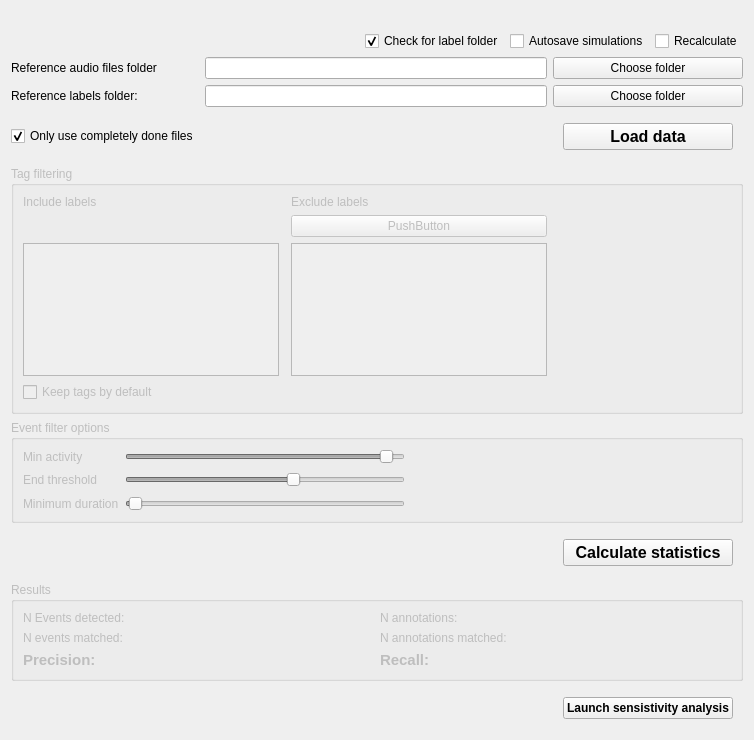
Old version of the form src/gui/widgets/analysis/ui/detection_evaluator.ui in the repository Vin985/ecosongs.
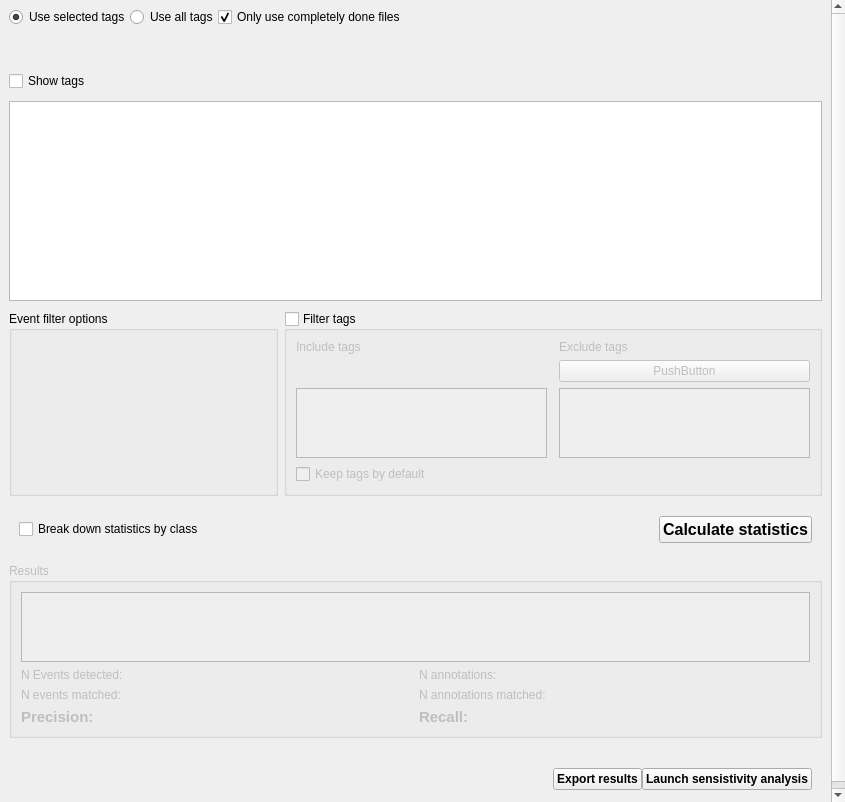
New version of the form. Custom widgets are drawn as their Qt base class.

Commit message: detection evaluator ui refactor

```diff
--- a/src/gui/widgets/analysis/ui/detection_evaluator.ui
+++ b/src/gui/widgets/analysis/ui/detection_evaluator.ui
@@ -6,18 +6,183 @@
    <rect>
     <x>0</x>
     <y>0</y>
-    <width>754</width>
-    <height>740</height>
+    <width>845</width>
+    <height>802</height>
    </rect>
   </property>
+  <property name="sizePolicy">
+   <sizepolicy hsizetype="Expanding" vsizetype="Expanding">
+    <horstretch>0</horstretch>
+    <verstretch>0</verstretch>
+   </sizepolicy>
+  </property>
+  <property name="font">
+   <font>
+    <family>Ubuntu</family>
+   </font>
+  </property>
   <property name="windowTitle">
    <string>Form</string>
   </property>
-  <layout class="QGridLayout" name="gridLayout">
-   <item row="2" column="1">
-    <widget class="QLineEdit" name="input_audio_folder"/>
-   </item>
-   <item row="11" column="0" colspan="3">
+  <layout class="QVBoxLayout" name="verticalLayout_4">
+   <property name="spacing">
+    <number>0</number>
+   </property>
+   <property name="leftMargin">
+    <number>0</number>
+   </property>
+   <property name="topMargin">
+    <number>0</number>
+   </property>
+   <property name="rightMargin">
+    <number>0</number>
+   </property>
+   <property name="bottomMargin">
+    <number>0</number>
+   </property>
+   <item>
+    <widget class="QScrollArea" name="scrollArea">
+     <property name="frameShape">
+      <enum>QFrame::NoFrame</enum>
+     </property>
+     <property name="widgetResizable">
+      <bool>true</bool>
+     </property>
+     <widget class="QWidget" name="scrollAreaWidgetContents">
+      <property name="geometry">
+       <rect>
+        <x>0</x>
+        <y>0</y>
+        <width>831</width>
+        <height>837</height>
+       </rect>
+      </property>
+      <layout class="QGridLayout" name="gridLayout_3">
+       <property name="leftMargin">
+        <number>9</number>
+       </property>
+       <property name="topMargin">
+        <number>7</number>
+       </property>
+       <property name="rightMargin">
+        <number>9</number>
+       </property>
+       <property name="bottomMargin">
+        <number>9</number>
+       </property>
+       <property name="verticalSpacing">
+        <number>10</number>
+       </property>
+       <item row="17" column="0" colspan="2">
+        <layout class="QHBoxLayout" name="horizontalLayout_4">
+         <property name="leftMargin">
+          <number>10</number>
+         </property>
+         <property name="topMargin">
+          <number>10</number>
+         </property>
+         <property name="rightMargin">
+          <number>10</number>
+         </property>
+         <property name="bottomMargin">
+          <number>10</number>
+         </property>
+         <item>
+          <spacer name="horizontalSpacer_5">
+           <property name="orientation">
+            <enum>Qt::Horizontal</enum>
+           </property>
+           <property name="sizeHint" stdset="0">
+            <size>
+             <width>40</width>
+             <height>20</height>
+            </size>
+           </property>
+          </spacer>
+         </item>
+         <item>
+          <widget class="QPushButton" name="btn_export">
+           <property name="font">
+            <font>
+             <family>Ubuntu</family>
+             <weight>75</weight>
+             <bold>true</bold>
+            </font>
+           </property>
+           <property name="text">
+            <string>Export results</string>
+           </property>
+          </widget>
+         </item>
+         <item>
+          <widget class="QPushButton" name="btn_sensitivity">
+           <property name="font">
+            <font>
+             <family>Ubuntu</family>
+             <pointsize>9</pointsize>
+             <weight>75</weight>
+             <bold>true</bold>
+            </font>
+           </property>
+           <property name="text">
+            <string>Launch sensistivity analysis</string>
+           </property>
+          </widget>
+         </item>
+        </layout>
+       </item>
+       <item row="7" column="0" colspan="2">
+        <layout class="QHBoxLayout" name="horizontalLayout_2">
+         <property name="leftMargin">
+          <number>10</number>
+         </property>
+         <property name="topMargin">
+          <number>10</number>
+         </property>
+         <property name="rightMargin">
+          <number>10</number>
+         </property>
+         <property name="bottomMargin">
+          <number>10</number>
+         </property>
+         <item>
+          <widget class="QCheckBox" name="checkbox_by_class">
+           <property name="text">
+            <string>Break down statistics by class</string>
+           </property>
+          </widget>
+         </item>
+         <item>
+          <spacer name="horizontalSpacer_4">
+           <property name="orientation">
+            <enum>Qt::Horizontal</enum>
+           </property>
+           <property name="sizeHint" stdset="0">
+            <size>
+             <width>40</width>
+             <height>20</height>
+            </size>
+           </property>
+          </spacer>
+         </item>
+         <item>
+          <widget class="QPushButton" name="btn_calculate">
+           <property name="font">
+            <font>
+             <family>Ubuntu</family>
+             <pointsize>12</pointsize>
+             <weight>75</weight>
+             <bold>true</bold>
+            </font>
+           </property>
+           <property name="text">
+            <string>Calculate statistics</string>
+           </property>
+          </widget>
+         </item>
+        </layout>
+       </item>
+       <item row="10" column="0">
     <spacer name="verticalSpacer">
      <property name="orientation">
       <enum>Qt::Vertical</enum>
@@ -30,10 +195,10 @@
      </property>
     </spacer>
    </item>
-   <item row="5" column="0" colspan="3">
+       <item row="10" column="0">
     <widget class="QWidget" name="options_widget" native="true">
      <property name="enabled">
-      <bool>false</bool>
+          <bool>true</bool>
      </property>
      <layout class="QVBoxLayout" name="verticalLayout">
       <property name="leftMargin">
@@ -48,32 +213,46 @@
       <property name="bottomMargin">
        <number>0</number>
       </property>
-      <item>
+         </layout>
+        </widget>
+       </item>
+       <item row="3" column="0" colspan="2">
+        <widget class="DataFrameTableView" name="table_tags">
+         <property name="minimumSize">
+          <size>
+           <width>0</width>
+           <height>200</height>
+          </size>
+         </property>
+         <attribute name="horizontalHeaderStretchLastSection">
+          <bool>true</bool>
+         </attribute>
+        </widget>
+       </item>
+       <item row="4" column="1">
        <widget class="QGroupBox" name="groupBox_2">
+         <property name="enabled">
+          <bool>true</bool>
+         </property>
+         <property name="sizePolicy">
+          <sizepolicy hsizetype="Preferred" vsizetype="Preferred">
+           <horstretch>2</horstretch>
+           <verstretch>0</verstretch>
+          </sizepolicy>
+         </property>
         <property name="title">
-         <string>Tag filtering</string>
+          <string>Filter tags</string>
+         </property>
+         <property name="checkable">
+          <bool>true</bool>
+         </property>
+         <property name="checked">
+          <bool>false</bool>
         </property>
         <layout class="QGridLayout" name="gridLayout_4">
-         <item row="3" column="0" colspan="2">
-          <widget class="QCheckBox" name="cb_keep_by_default">
-           <property name="text">
-            <string>Keep tags by default</string>
-           </property>
-          </widget>
-         </item>
-         <item row="0" column="0">
-          <widget class="QLabel" name="label_8">
-           <property name="sizePolicy">
-            <sizepolicy hsizetype="Maximum" vsizetype="Preferred">
-             <horstretch>0</horstretch>
-             <verstretch>0</verstretch>
-            </sizepolicy>
-           </property>
-           <property name="text">
-            <string>Include labels</string>
-           </property>
-          </widget>
-         </item>
+          <property name="topMargin">
+           <number>9</number>
+          </property>
          <item row="0" column="2">
           <widget class="QLabel" name="label_10">
            <property name="sizePolicy">
@@ -83,14 +262,7 @@
             </sizepolicy>
            </property>
            <property name="text">
-            <string>Exclude labels</string>
-           </property>
-          </widget>
-         </item>
-         <item row="2" column="2">
-          <widget class="QListWidget" name="list_exclude_tag">
-           <property name="selectionMode">
-            <enum>QAbstractItemView::MultiSelection</enum>
+             <string>Exclude tags</string>
            </property>
           </widget>
          </item>
@@ -101,21 +273,25 @@
            </property>
           </widget>
          </item>
-         <item row="2" column="3">
-          <spacer name="horizontalSpacer_3">
-           <property name="orientation">
-            <enum>Qt::Horizontal</enum>
-           </property>
-           <property name="sizeType">
-            <enum>QSizePolicy::Expanding</enum>
-           </property>
-           <property name="sizeHint" stdset="0">
-            <size>
-             <width>40</width>
-             <height>20</height>
-            </size>
-           </property>
-          </spacer>
+          <item row="0" column="0">
+           <widget class="QLabel" name="label_8">
+            <property name="sizePolicy">
+             <sizepolicy hsizetype="Maximum" vsizetype="Preferred">
+              <horstretch>0</horstretch>
+              <verstretch>0</verstretch>
+             </sizepolicy>
+            </property>
+            <property name="text">
+             <string>Include tags</string>
+            </property>
+           </widget>
+          </item>
+          <item row="3" column="0" colspan="2">
+           <widget class="QCheckBox" name="checkbox_keep_by_default">
+            <property name="text">
+             <string>Keep tags by default</string>
+            </property>
+           </widget>
          </item>
          <item row="1" column="2">
           <widget class="QPushButton" name="pushButton">
@@ -124,231 +300,30 @@
            </property>
           </widget>
          </item>
-        </layout>
-       </widget>
-      </item>
-      <item>
-       <widget class="QGroupBox" name="groupBox">
-        <property name="title">
-         <string>Event filter options</string>
-        </property>
-        <layout class="QGridLayout" name="gridLayout_3">
-         <item row="2" column="1">
-          <widget class="QSlider" name="slider_min_duration">
-           <property name="sizePolicy">
-            <sizepolicy hsizetype="Preferred" vsizetype="Fixed">
-             <horstretch>0</horstretch>
-             <verstretch>0</verstretch>
-            </sizepolicy>
-           </property>
-           <property name="maximum">
-            <number>100</number>
-           </property>
-           <property name="value">
-            <number>1</number>
-           </property>
-           <property name="orientation">
-            <enum>Qt::Horizontal</enum>
-           </property>
-          </widget>
-         </item>
-         <item row="1" column="1">
-          <widget class="QSlider" name="slider_end_threshold">
-           <property name="sizePolicy">
-            <sizepolicy hsizetype="Preferred" vsizetype="Fixed">
-             <horstretch>0</horstretch>
-             <verstretch>0</verstretch>
-            </sizepolicy>
-           </property>
-           <property name="value">
-            <number>60</number>
-           </property>
-           <property name="orientation">
-            <enum>Qt::Horizontal</enum>
-           </property>
-          </widget>
-         </item>
-         <item row="1" column="0">
-          <widget class="QLabel" name="label_4">
-           <property name="sizePolicy">
-            <sizepolicy hsizetype="Maximum" vsizetype="Preferred">
-             <horstretch>0</horstretch>
-             <verstretch>0</verstretch>
-            </sizepolicy>
-           </property>
-           <property name="text">
-            <string>End threshold</string>
-           </property>
-          </widget>
-         </item>
-         <item row="1" column="2">
-          <widget class="QLabel" name="lbl_end_threshold">
-           <property name="text">
-            <string/>
-           </property>
-          </widget>
-         </item>
-         <item row="2" column="0">
-          <widget class="QLabel" name="label_6">
-           <property name="sizePolicy">
-            <sizepolicy hsizetype="Maximum" vsizetype="Preferred">
-             <horstretch>0</horstretch>
-             <verstretch>0</verstretch>
-            </sizepolicy>
-           </property>
-           <property name="text">
-            <string>Minimum duration</string>
-           </property>
-          </widget>
-         </item>
-         <item row="0" column="2">
-          <widget class="QLabel" name="lbl_min_activity">
-           <property name="text">
-            <string/>
-           </property>
-          </widget>
-         </item>
-         <item row="0" column="1">
-          <widget class="QSlider" name="slider_min_activity">
-           <property name="sizePolicy">
-            <sizepolicy hsizetype="Preferred" vsizetype="Fixed">
-             <horstretch>0</horstretch>
-             <verstretch>0</verstretch>
-            </sizepolicy>
-           </property>
-           <property name="value">
-            <number>95</number>
-           </property>
-           <property name="orientation">
-            <enum>Qt::Horizontal</enum>
-           </property>
-          </widget>
-         </item>
-         <item row="0" column="0">
-          <widget class="QLabel" name="label_2">
-           <property name="sizePolicy">
-            <sizepolicy hsizetype="Maximum" vsizetype="Preferred">
-             <horstretch>0</horstretch>
-             <verstretch>0</verstretch>
-            </sizepolicy>
-           </property>
-           <property name="text">
-            <string>Min activity</string>
-           </property>
-          </widget>
-         </item>
          <item row="2" column="2">
-          <widget class="QLabel" name="lbl_min_duration">
-           <property name="text">
-            <string/>
-           </property>
-          </widget>
-         </item>
-         <item row="1" column="3">
-          <spacer name="horizontalSpacer_4">
-           <property name="orientation">
-            <enum>Qt::Horizontal</enum>
-           </property>
-           <property name="sizeType">
-            <enum>QSizePolicy::Preferred</enum>
-           </property>
-           <property name="sizeHint" stdset="0">
-            <size>
-             <width>40</width>
-             <height>20</height>
-            </size>
-           </property>
-          </spacer>
-         </item>
-        </layout>
-       </widget>
-      </item>
-     </layout>
-    </widget>
-   </item>
-   <item row="3" column="2">
-    <widget class="QPushButton" name="btn_label_folder">
-     <property name="text">
-      <string>Choose folder</string>
+           <widget class="QListWidget" name="list_exclude_tag">
+            <property name="selectionMode">
+             <enum>QAbstractItemView::MultiSelection</enum>
      </property>
     </widget>
    </item>
    <item row="4" column="0">
-    <widget class="QCheckBox" name="cb_only_done">
-     <property name="text">
-      <string>Only use completely done files</string>
-     </property>
-     <property name="checked">
-      <bool>true</bool>
-     </property>
-    </widget>
-   </item>
-   <item row="0" column="0" colspan="3">
-    <layout class="QHBoxLayout" name="horizontalLayout_5">
-     <item>
-      <widget class="QLabel" name="lbl_message">
-       <property name="text">
-        <string/>
-       </property>
-      </widget>
-     </item>
-    </layout>
-   </item>
-   <item row="1" column="0" colspan="3">
-    <layout class="QHBoxLayout" name="horizontalLayout">
-     <item>
-      <spacer name="horizontalSpacer">
+           <spacer name="verticalSpacer_3">
        <property name="orientation">
-        <enum>Qt::Horizontal</enum>
+             <enum>Qt::Vertical</enum>
        </property>
        <property name="sizeHint" stdset="0">
         <size>
-         <width>40</width>
-         <height>20</height>
+              <width>20</width>
+              <height>40</height>
         </size>
        </property>
       </spacer>
      </item>
-     <item>
-      <widget class="QCheckBox" name="cb_check_label">
-       <property name="toolTip">
-        <string>Automatically check if a 'labels' folder exists below the selected audio folder</string>
-       </property>
-       <property name="text">
-        <string>Check for label folder</string>
-       </property>
-       <property name="checked">
-        <bool>true</bool>
-       </property>
-      </widget>
-     </item>
-     <item>
-      <widget class="QCheckBox" name="cb_autosave">
-       <property name="text">
-        <string>Autosave simulations</string>
-       </property>
-      </widget>
-     </item>
-     <item>
-      <widget class="QCheckBox" name="cb_recalculate">
-       <property name="toolTip">
-        <string>Will not load previously saved results and perform the analysis again</string>
-       </property>
-       <property name="text">
-        <string>Recalculate</string>
-       </property>
-      </widget>
-     </item>
-    </layout>
-   </item>
-   <item row="2" column="2">
-    <widget class="QPushButton" name="btn_audio_folder">
-     <property name="text">
-      <string>Choose folder</string>
-     </property>
-    </widget>
-   </item>
-   <item row="8" column="0" colspan="3">
+         </layout>
+        </widget>
+       </item>
+       <item row="8" column="0" colspan="2">
     <widget class="QWidget" name="results_widget" native="true">
      <property name="enabled">
       <bool>false</bool>
@@ -368,14 +343,25 @@
       </property>
       <item>
        <widget class="QGroupBox" name="groupBox_3">
+            <property name="enabled">
+             <bool>false</bool>
+            </property>
         <property name="title">
          <string>Results</string>
         </property>
         <layout class="QGridLayout" name="gridLayout_2">
-         <item row="2" column="3">
+             <item row="2" column="1">
+              <widget class="QLabel" name="lbl_events_matched">
+               <property name="text">
+                <string/>
+               </property>
+              </widget>
+             </item>
+             <item row="3" column="3">
           <widget class="QLabel" name="lbl_recall">
            <property name="font">
             <font>
+                 <family>Ubuntu</family>
              <pointsize>11</pointsize>
              <weight>75</weight>
              <bold>true</bold>
@@ -386,10 +372,25 @@
            </property>
           </widget>
          </item>
-         <item row="2" column="1">
+             <item row="1" column="3">
+              <widget class="QLabel" name="lbl_n_annots">
+               <property name="text">
+                <string/>
+               </property>
+              </widget>
+             </item>
+             <item row="2" column="2">
+              <widget class="QLabel" name="label_22">
+               <property name="text">
+                <string>N annotations matched:</string>
+               </property>
+              </widget>
+             </item>
+             <item row="3" column="1">
           <widget class="QLabel" name="lbl_precision">
            <property name="font">
             <font>
+                 <family>Ubuntu</family>
              <pointsize>11</pointsize>
              <weight>75</weight>
              <bold>true</bold>
@@ -400,24 +401,11 @@
            </property>
           </widget>
          </item>
-         <item row="2" column="2">
-          <widget class="QLabel" name="label_15">
-           <property name="font">
-            <font>
-             <pointsize>11</pointsize>
-             <weight>75</weight>
-             <bold>true</bold>
-            </font>
-           </property>
-           <property name="text">
-            <string>Recall:</string>
-           </property>
-          </widget>
-         </item>
-         <item row="2" column="0">
+             <item row="3" column="0">
           <widget class="QLabel" name="label_13">
            <property name="font">
             <font>
+                 <family>Ubuntu</family>
              <pointsize>11</pointsize>
              <weight>75</weight>
              <bold>true</bold>
@@ -428,181 +416,199 @@
            </property>
           </widget>
          </item>
-         <item row="0" column="1">
+             <item row="1" column="1">
           <widget class="QLabel" name="lbl_n_events">
            <property name="text">
             <string/>
            </property>
           </widget>
          </item>
-         <item row="0" column="3">
-          <widget class="QLabel" name="lbl_n_annots">
+             <item row="3" column="2">
+              <widget class="QLabel" name="label_15">
+               <property name="font">
+                <font>
+                 <family>Ubuntu</family>
+                 <pointsize>11</pointsize>
+                 <weight>75</weight>
+                 <bold>true</bold>
+                </font>
+               </property>
            <property name="text">
-            <string/>
+                <string>Recall:</string>
            </property>
           </widget>
          </item>
-         <item row="0" column="0">
+             <item row="1" column="0">
           <widget class="QLabel" name="label_17">
            <property name="text">
             <string>N Events detected:</string>
            </property>
           </widget>
          </item>
-         <item row="0" column="2">
-          <widget class="QLabel" name="label_18">
-           <property name="text">
-            <string>N annotations:</string>
-           </property>
-          </widget>
-         </item>
-         <item row="1" column="0">
+             <item row="2" column="0">
           <widget class="QLabel" name="label_21">
            <property name="text">
             <string>N events matched:</string>
            </property>
           </widget>
          </item>
-         <item row="1" column="2">
-          <widget class="QLabel" name="label_22">
-           <property name="text">
-            <string>N annotations matched:</string>
-           </property>
-          </widget>
-         </item>
-         <item row="1" column="1">
-          <widget class="QLabel" name="lbl_events_matched">
-           <property name="text">
-            <string/>
-           </property>
-          </widget>
-         </item>
-         <item row="1" column="3">
+             <item row="2" column="3">
           <widget class="QLabel" name="lbl_annots_matched">
            <property name="text">
             <string/>
            </property>
           </widget>
          </item>
-        </layout>
-       </widget>
-      </item>
-     </layout>
-    </widget>
-   </item>
-   <item row="2" column="0">
-    <widget class="QLabel" name="label_12">
+             <item row="1" column="2">
+              <widget class="QLabel" name="label_18">
      <property name="text">
-      <string>Reference audio files folder</string>
+                <string>N annotations:</string>
      </property>
     </widget>
    </item>
-   <item row="4" column="2">
+             <item row="0" column="0" colspan="4">
+              <widget class="DataFrameTableView" name="table_results">
+               <attribute name="horizontalHeaderStretchLastSection">
+                <bool>true</bool>
+               </attribute>
+              </widget>
+             </item>
+            </layout>
+           </widget>
+          </item>
+         </layout>
+        </widget>
+       </item>
+       <item row="4" column="0">
+        <widget class="QGroupBox" name="groupBox">
+         <property name="sizePolicy">
+          <sizepolicy hsizetype="Preferred" vsizetype="Preferred">
+           <horstretch>1</horstretch>
+           <verstretch>0</verstretch>
+          </sizepolicy>
+         </property>
+         <property name="title">
+          <string>Event filter options</string>
+         </property>
+         <layout class="QVBoxLayout" name="verticalLayout_3">
+          <item>
+           <widget class="SongEventsOptions" name="song_events_options" native="true"/>
+          </item>
+          <item>
+           <spacer name="verticalSpacer_2">
+            <property name="orientation">
+             <enum>Qt::Vertical</enum>
+            </property>
+            <property name="sizeHint" stdset="0">
+             <size>
+              <width>20</width>
+              <height>40</height>
+             </size>
+            </property>
+           </spacer>
+          </item>
+         </layout>
+        </widget>
+       </item>
+       <item row="0" column="0" colspan="2">
     <layout class="QHBoxLayout" name="horizontalLayout_3">
-     <property name="leftMargin">
-      <number>10</number>
-     </property>
-     <property name="topMargin">
-      <number>10</number>
-     </property>
-     <property name="rightMargin">
-      <number>10</number>
-     </property>
-     <property name="bottomMargin">
-      <number>10</number>
-     </property>
      <item>
-      <widget class="QPushButton" name="btn_load_data">
-       <property name="font">
-        <font>
-         <pointsize>12</pointsize>
-         <weight>75</weight>
-         <bold>true</bold>
-        </font>
-       </property>
+          <widget class="QRadioButton" name="radio_selected">
        <property name="text">
-        <string>Load data</string>
-       </property>
-      </widget>
-     </item>
-    </layout>
-   </item>
-   <item row="3" column="0">
-    <widget class="QLabel" name="label">
+            <string>Use selected tags</string>
+           </property>
+           <property name="checked">
+            <bool>true</bool>
+           </property>
+           <attribute name="buttonGroup">
+            <string notr="true">buttonGroup</string>
+           </attribute>
+          </widget>
+         </item>
+         <item>
+          <widget class="QRadioButton" name="radio_all">
      <property name="text">
-      <string>Reference labels folder:</string>
-     </property>
-    </widget>
-   </item>
-   <item row="3" column="1">
-    <widget class="QLineEdit" name="input_label_folder">
-     <property name="frame">
+            <string>Use all tags</string>
+           </property>
+           <attribute name="buttonGroup">
+            <string notr="true">buttonGroup</string>
+           </attribute>
+          </widget>
+         </item>
+         <item>
+          <widget class="QCheckBox" name="checkbox_only_done">
+           <property name="text">
+            <string>Only use completely done files</string>
+           </property>
+           <property name="checked">
       <bool>true</bool>
      </property>
     </widget>
    </item>
-   <item row="6" column="2">
-    <layout class="QHBoxLayout" name="horizontalLayout_2">
-     <property name="leftMargin">
-      <number>10</number>
-     </property>
-     <property name="topMargin">
-      <number>10</number>
-     </property>
-     <property name="rightMargin">
-      <number>10</number>
-     </property>
-     <property name="bottomMargin">
-      <number>10</number>
-     </property>
      <item>
-      <widget class="QPushButton" name="btn_calculate">
-       <property name="font">
-        <font>
-         <pointsize>12</pointsize>
-         <weight>75</weight>
-         <bold>true</bold>
-        </font>
-       </property>
-       <property name="text">
-        <string>Calculate statistics</string>
-       </property>
-      </widget>
+          <spacer name="horizontalSpacer_2">
+           <property name="orientation">
+            <enum>Qt::Horizontal</enum>
+           </property>
+           <property name="sizeHint" stdset="0">
+            <size>
+             <width>40</width>
+             <height>20</height>
+            </size>
+           </property>
+          </spacer>
      </item>
     </layout>
    </item>
-   <item row="9" column="2">
-    <layout class="QHBoxLayout" name="horizontalLayout_4">
+       <item row="1" column="0" colspan="2">
+        <layout class="QHBoxLayout" name="horizontalLayout">
      <property name="leftMargin">
-      <number>10</number>
+          <number>5</number>
      </property>
      <property name="topMargin">
-      <number>10</number>
+          <number>5</number>
      </property>
      <property name="rightMargin">
-      <number>10</number>
+          <number>5</number>
      </property>
      <property name="bottomMargin">
-      <number>10</number>
+          <number>5</number>
      </property>
      <item>
-      <widget class="QPushButton" name="btn_sensitivity">
-       <property name="font">
-        <font>
-         <pointsize>9</pointsize>
-         <weight>75</weight>
-         <bold>true</bold>
-        </font>
-       </property>
+          <widget class="QLabel" name="lbl_selected_tags">
+           <property name="text">
+            <string/>
+           </property>
+          </widget>
+         </item>
+        </layout>
+       </item>
+       <item row="2" column="0" colspan="2">
+        <widget class="QCheckBox" name="checkbox_show_tags">
        <property name="text">
-        <string>Launch sensistivity analysis</string>
+          <string>Show tags</string>
        </property>
       </widget>
      </item>
     </layout>
+     </widget>
+    </widget>
    </item>
   </layout>
  </widget>
+ <customwidgets>
+  <customwidget>
+   <class>SongEventsOptions</class>
+   <extends>QWidget</extends>
+   <header>gui.widgets.options.song_events_options.h</header>
+   <container>1</container>
+  </customwidget>
+  <customwidget>
+   <class>DataFrameTableView</class>
+   <extends>QTableView</extends>
+   <header>gui.widgets.common.table.dataframe_table_view.h</header>
+  </customwidget>
+ </customwidgets>
  <resources/>
  <connections/>
 </ui>
```
Left out of the diff: 3 changed lines with no effect on the pictures. Lines whose indentation alone changed are shown as unchanged. The commit also changes 1 other file.
